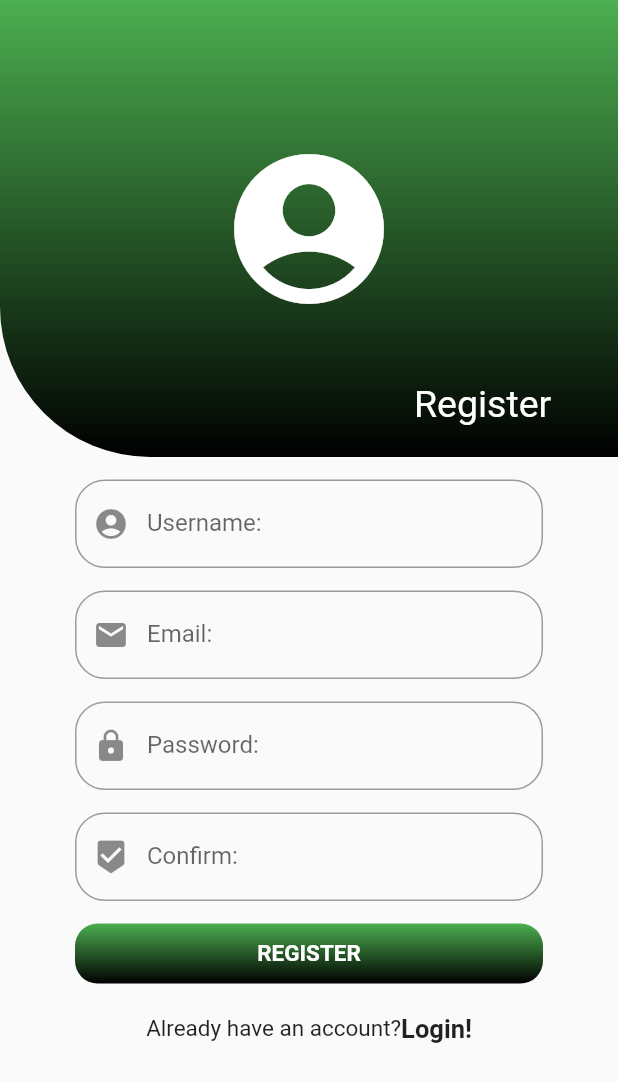
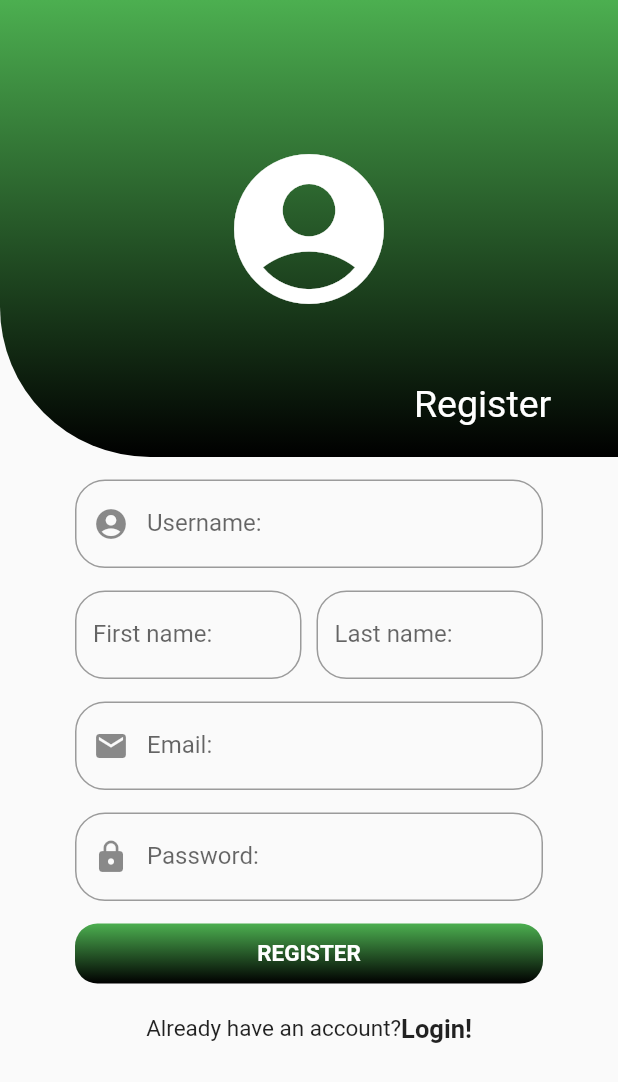
Before and after one commit to DungTranManh/thibanglaixe1, a Flutter app: the RegisterScreen screen opened directly, after a tap on "REGISTER", on a phone screen of 412 x 824 dp. Shown: the top 1082 px of the screen. Run offline on Flutter 3.47's test engine with Material 2 defaults, Android fonts, the phone set to English and light mode, and no system bars; network calls fail.

Commit message:
build register screen (add more components)

```diff
--- a/frontend/thibanglaixe/lib/login_screen/components/password_input_field.dart
+++ b/frontend/thibanglaixe/lib/login_screen/components/password_input_field.dart
@@ -8,6 +8,7 @@ class password_input_field extends StatelessWidget {
   @override
   Widget build(BuildContext context) {
     return const TextField(
+      obscureText: true,
       decoration: InputDecoration(
         labelText: "Password",
         prefixIcon: Icon(Icons.lock),
--- a/frontend/thibanglaixe/lib/register_screen/components/email_input_field_register.dart
+++ b/frontend/thibanglaixe/lib/register_screen/components/email_input_field_register.dart
@@ -3,18 +3,23 @@ import 'package:flutter/material.dart';
 class email_input_field_register extends StatelessWidget {
   const email_input_field_register({
     Key? key,
-  }) : super(key: key);
+    required TextEditingController emailController,
+  })  : _emailController = emailController,
+        super(key: key);
+
+  final TextEditingController _emailController;
 
   @override
   Widget build(BuildContext context) {
-    return const Padding(
-      padding: EdgeInsets.only(
+    return Padding(
+      padding: const EdgeInsets.only(
         top: 15.0,
         left: 50.0,
         right: 50.0,
       ),
       child: TextField(
-        decoration: InputDecoration(
+        controller: _emailController,
+        decoration: const InputDecoration(
           labelText: "Email:",
           hintText: "Enter email...",
           prefixIcon: Icon(Icons.email),
--- /dev/null
+++ b/frontend/thibanglaixe/lib/register_screen/components/firstname_input_field_register.dart
@@ -0,0 +1,35 @@
+import 'package:flutter/material.dart';
+
+class firstname_input_field_register extends StatelessWidget {
+  const firstname_input_field_register({
+    Key? key,
+    required this.size,
+    required TextEditingController firstnameController,
+  })  : _firstnameController = firstnameController,
+        super(key: key);
+
+  final Size size;
+  final TextEditingController _firstnameController;
+
+  @override
+  Widget build(BuildContext context) {
+    return SizedBox(
+      width: (size.width - 110.0) / 2,
+      child: TextField(
+        controller: _firstnameController,
+        decoration: const InputDecoration(
+          labelText: "First name:",
+          hintText: "Enter first name...",
+          // prefixIcon: Icon(
+          //   Icons.account_circle_outlined,
+          // ),
+          border: OutlineInputBorder(
+            borderRadius: BorderRadius.all(
+              Radius.circular(20.0),
+            ),
+          ),
+        ),
+      ),
+    );
+  }
+}
--- /dev/null
+++ b/frontend/thibanglaixe/lib/register_screen/components/lastname_input_field_register.dart
@@ -0,0 +1,35 @@
+import 'package:flutter/material.dart';
+
+class lastname_input_field_register extends StatelessWidget {
+  const lastname_input_field_register({
+    Key? key,
+    required this.size,
+    required TextEditingController lastnameController,
+  })  : _lastnameController = lastnameController,
+        super(key: key);
+
+  final Size size;
+  final TextEditingController _lastnameController;
+
+  @override
+  Widget build(BuildContext context) {
+    return SizedBox(
+      width: (size.width - 110.0) / 2,
+      child: TextField(
+        controller: _lastnameController,
+        decoration: const InputDecoration(
+          labelText: "Last name:",
+          hintText: "Enter last name...",
+          // prefixIcon: Icon(
+          //   Icons.account_circle_sharp,
+          // ),
+          border: OutlineInputBorder(
+            borderRadius: BorderRadius.all(
+              Radius.circular(20.0),
+            ),
+          ),
+        ),
+      ),
+    );
+  }
+}
--- a/frontend/thibanglaixe/lib/register_screen/components/password_input_field_register.dart
+++ b/frontend/thibanglaixe/lib/register_screen/components/password_input_field_register.dart
@@ -3,18 +3,23 @@ import 'package:flutter/material.dart';
 class password_input_field_register extends StatelessWidget {
   const password_input_field_register({
     Key? key,
-  }) : super(key: key);
+    required TextEditingController passwordController,
+  })  : _passwordController = passwordController,
+        super(key: key);
+
+  final TextEditingController _passwordController;
 
   @override
   Widget build(BuildContext context) {
-    return const Padding(
-      padding: EdgeInsets.only(
+    return Padding(
+      padding: const EdgeInsets.only(
         top: 15.0,
         left: 50.0,
         right: 50.0,
       ),
       child: TextField(
-        decoration: InputDecoration(
+        controller: _passwordController,
+        decoration: const InputDecoration(
           labelText: "Password:",
           hintText: "Enter password...",
           prefixIcon: Icon(
--- a/frontend/thibanglaixe/lib/register_screen/components/register_button.dart
+++ b/frontend/thibanglaixe/lib/register_screen/components/register_button.dart
@@ -12,7 +12,7 @@ class register_button extends StatelessWidget {
   Widget build(BuildContext context) {
     return GestureDetector(
       onTap: () {
-        print("Register button clicked");
+        print("abc");
       },
       child: Container(
         height: 40.0,
--- a/frontend/thibanglaixe/lib/register_screen/components/username_input_field.dart
+++ b/frontend/thibanglaixe/lib/register_screen/components/username_input_field.dart
@@ -3,18 +3,23 @@ import 'package:flutter/material.dart';
 class username_input_field extends StatelessWidget {
   const username_input_field({
     Key? key,
-  }) : super(key: key);
+    required TextEditingController usernameController,
+  })  : _usernameController = usernameController,
+        super(key: key);
+
+  final TextEditingController _usernameController;
 
   @override
   Widget build(BuildContext context) {
-    return const Padding(
-      padding: EdgeInsets.only(
+    return Padding(
+      padding: const EdgeInsets.only(
         top: 15.0,
         left: 50.0,
         right: 50.0,
       ),
       child: TextField(
-        decoration: InputDecoration(
+        controller: _usernameController,
+        decoration: const InputDecoration(
           labelText: "Username:",
           hintText: "Enter username...",
           prefixIcon: Icon(Icons.account_circle),
--- a/frontend/thibanglaixe/lib/register_screen/register.dart
+++ b/frontend/thibanglaixe/lib/register_screen/register.dart
@@ -1,14 +1,18 @@
 import 'package:flutter/material.dart';
 import 'package:flutter/src/foundation/key.dart';
 import 'package:flutter/src/widgets/framework.dart';
+import 'package:thibanglaixe/home_screen/home.dart';
 import 'package:thibanglaixe/login_screen/login.dart';
 import 'package:thibanglaixe/register_screen/components/Move_to_login_screen.dart';
 import 'package:thibanglaixe/register_screen/components/confirmation_password_input_field.dart';
 import 'package:thibanglaixe/register_screen/components/email_input_field_register.dart';
+import 'package:thibanglaixe/register_screen/components/firstname_input_field_register.dart';
+import 'package:thibanglaixe/register_screen/components/lastname_input_field_register.dart';
 import 'package:thibanglaixe/register_screen/components/password_input_field_register.dart';
 import 'package:thibanglaixe/register_screen/components/register_button.dart';
 import 'package:thibanglaixe/register_screen/components/title_area.dart';
 import 'package:thibanglaixe/register_screen/components/username_input_field.dart';
+import 'package:http/http.dart' as http;
 
 class RegisterScreen extends StatefulWidget {
   const RegisterScreen({Key? key}) : super(key: key);
@@ -18,6 +22,30 @@ class RegisterScreen extends StatefulWidget {
 }
 
 class _RegisterScreenState extends State<RegisterScreen> {
+  TextEditingController _usernameController = TextEditingController();
+  TextEditingController _firstnameController = TextEditingController();
+  TextEditingController _lastnameController = TextEditingController();
+  TextEditingController _emailController = TextEditingController();
+  TextEditingController _passwordController = TextEditingController();
+
+  void post_data() async {
+    try {
+      var response = await http.post(
+        Uri.parse('http://127.0.0.1:8000/register/'),
+        body: {
+          "username": "$_usernameController",
+          "email": "$_emailController",
+          "password": "$_passwordController",
+          "firstname": "$_firstnameController",
+          "lastname": "$_lastnameController",
+        },
+      );
+      print(response.statusCode);
+    } catch (e) {
+      print(e);
+    }
+  }
+
   @override
   Widget build(BuildContext context) {
     Size size = MediaQuery.of(context).size;
@@ -35,18 +63,71 @@ class _RegisterScreenState extends State<RegisterScreen> {
                   ),
                   child: Column(
                     children: [
-                      const username_input_field(),
-                      const email_input_field_register(),
-                      const password_input_field_register(),
-                      const confirmation_password_input_field(),
+                      username_input_field(
+                          usernameController: _usernameController),
+                      Padding(
+                        padding: const EdgeInsets.only(
+                          top: 15.0,
+                          left: 50.0,
+                          right: 50.0,
+                        ),
+                        child: Row(
+                          mainAxisAlignment: MainAxisAlignment.spaceBetween,
+                          children: [
+                            firstname_input_field_register(
+                                size: size,
+                                firstnameController: _firstnameController),
+                            lastname_input_field_register(
+                                size: size,
+                                lastnameController: _lastnameController),
+                          ],
+                        ),
+                      ),
+                      email_input_field_register(
+                          emailController: _emailController),
+                      password_input_field_register(
+                          passwordController: _passwordController),
+                      // const confirmation_password_input_field(),
                       const SizedBox(
                         height: 15.0,
                       ),
-                      register_button(size: size),
+                      // register_button(size: size),
+                      GestureDetector(
+                        onTap: () {
+                          post_data();
+                        },
+                        child: Container(
+                          height: 40.0,
+                          width: size.width - 100.0,
+                          decoration: const BoxDecoration(
+                            gradient: LinearGradient(
+                              begin: Alignment.topCenter,
+                              end: Alignment.bottomCenter,
+                              colors: [
+                                Colors.green,
+                                Colors.black,
+                              ],
+                            ),
+                            borderRadius: BorderRadius.all(
+                              Radius.circular(15.0),
+                            ),
+                          ),
+                          child: const Center(
+                            child: Text(
+                              "REGISTER",
+                              style: TextStyle(
+                                color: Colors.white,
+                                fontSize: 15.0,
+                                fontWeight: FontWeight.w600,
+                              ),
+                            ),
+                          ),
+                        ),
+                      ),
                       const SizedBox(
                         height: 20.0,
                       ),
-                      move_to_login_screen(),
+                      const move_to_login_screen(),
                     ],
                   ),
                 ),
--- a/frontend/thibanglaixe/pubspec.yaml
+++ b/frontend/thibanglaixe/pubspec.yaml
@@ -30,7 +30,7 @@ dependencies:
   flutter:
     sdk: flutter
 
-
+  http: ^0.13.4
   # The following adds the Cupertino Icons font to your application.
   # Use with the CupertinoIcons class for iOS style icons.
   cupertino_icons: ^1.0.2
```
Also changed, not shown: frontend/thibanglaixe/pubspec.lock.
